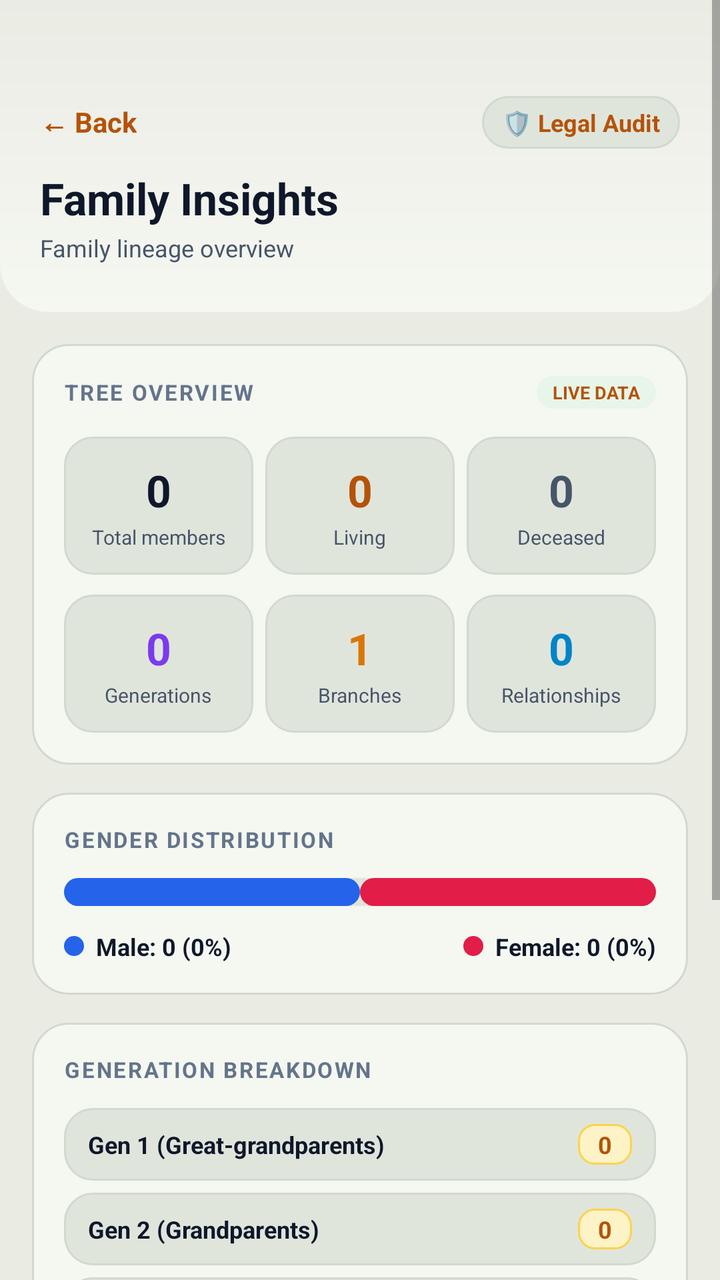
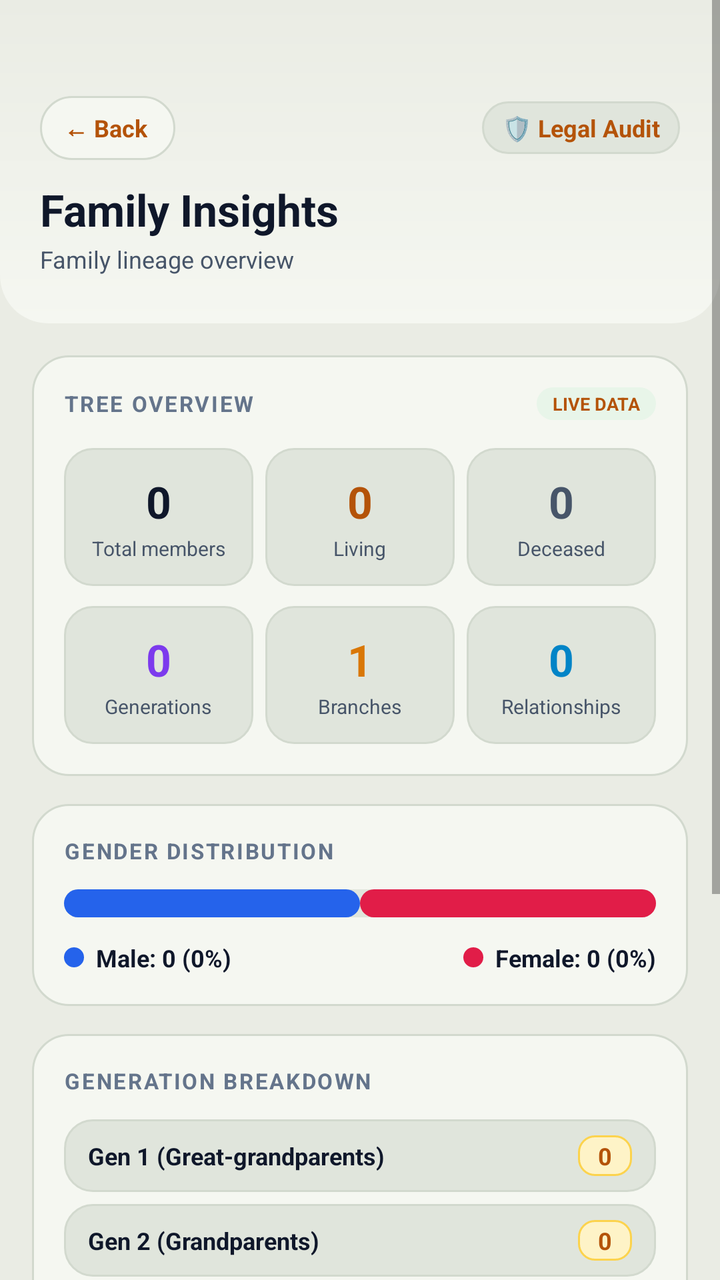

Before-and-after screenshots of an Android layout around one commit, followed by the original layout XML and the change that was made.
<!-- AndroidManifest.xml: application theme Theme.BTProject2 -->
<!-- res/layout/activity_insights.xml -->
<?xml version="1.0" encoding="utf-8"?>
<ScrollView xmlns:android="http://schemas.android.com/apk/res/android"
    android:layout_width="match_parent"
    android:layout_height="match_parent"
    android:background="@color/background">

    <LinearLayout
        android:layout_width="match_parent"
        android:layout_height="wrap_content"
        android:orientation="vertical">

        
        <LinearLayout
            android:layout_width="match_parent"
            android:layout_height="wrap_content"
            android:orientation="vertical"
            android:background="@drawable/dashboard_header_bg"
            android:paddingStart="20dp"
            android:paddingEnd="20dp"
            android:paddingTop="48dp"
            android:paddingBottom="24dp">

            <LinearLayout
                android:layout_width="match_parent"
                android:layout_height="wrap_content"
                android:orientation="horizontal"
                android:gravity="center_vertical"
                android:layout_marginBottom="10dp">

                <TextView
                    android:id="@+id/btnBack"
                    android:layout_width="wrap_content"
                    android:layout_height="wrap_content"
                    android:text="← Back"
                    android:textSize="14sp"
                    android:textStyle="bold"
                    android:textColor="@color/gold_accent"
                    android:clickable="true"
                    android:focusable="true" />

                <View
                    android:layout_width="0dp"
                    android:layout_height="1dp"
                    android:layout_weight="1" />

                <TextView
                    android:id="@+id/btnAuditTree"
                    android:layout_width="wrap_content"
                    android:layout_height="wrap_content"
                    android:text="🛡️ Legal Audit"
                    android:textSize="12sp"
                    android:textStyle="bold"
                    android:textColor="@color/mint_text"
                    android:background="@drawable/badge_pill_dark"
                    android:paddingHorizontal="10dp"
                    android:paddingVertical="5dp"
                    android:clickable="true"
                    android:focusable="true" />
            </LinearLayout>

            <TextView
                android:layout_width="wrap_content"
                android:layout_height="wrap_content"
                android:text="Family Insights"
                android:textSize="22sp"
                android:textStyle="bold"
                android:textColor="@color/text_primary"
                android:layout_marginBottom="2dp" />

            <TextView
                android:id="@+id/tvInsightSub"
                android:layout_width="wrap_content"
                android:layout_height="wrap_content"
                android:text="Family lineage overview"
                android:textSize="12sp"
                android:textColor="@color/text_secondary" />
        </LinearLayout>

        
        <LinearLayout
            android:layout_width="match_parent"
            android:layout_height="wrap_content"
            android:orientation="vertical"
            android:padding="16dp">

            
            <LinearLayout
                android:layout_width="match_parent"
                android:layout_height="wrap_content"
                android:background="@drawable/action_card_bg"
                android:padding="16dp"
                android:orientation="vertical"
                android:layout_marginBottom="14dp">

                <LinearLayout
                    android:layout_width="match_parent"
                    android:layout_height="wrap_content"
                    android:orientation="horizontal"
                    android:gravity="center_vertical"
                    android:layout_marginBottom="14dp">

                    <TextView
                        android:layout_width="0dp"
                        android:layout_height="wrap_content"
                        android:layout_weight="1"
                        android:text="TREE OVERVIEW"
                        android:textSize="11sp"
                        android:textStyle="bold"
                        android:textColor="@color/slate_subtle"
                        android:letterSpacing="0.08" />

                    <TextView
                        android:layout_width="wrap_content"
                        android:layout_height="wrap_content"
                        android:text="LIVE DATA"
                        android:textSize="9sp"
                        android:textStyle="bold"
                        android:textColor="@color/emerald_primary"
                        android:background="@drawable/bottom_nav_active_pill"
                        android:paddingStart="8dp"
                        android:paddingEnd="8dp"
                        android:paddingTop="2dp"
                        android:paddingBottom="2dp" />
                </LinearLayout>

                
                <LinearLayout
                    android:layout_width="match_parent"
                    android:layout_height="wrap_content"
                    android:orientation="horizontal"
                    android:layout_marginBottom="10dp">

                    <LinearLayout
                        android:layout_width="0dp"
                        android:layout_height="wrap_content"
                        android:layout_weight="1"
                        android:background="@drawable/note_bg"
                        android:padding="12dp"
                        android:gravity="center"
                        android:orientation="vertical"
                        android:layout_marginEnd="6dp">

                        <TextView
                            android:id="@+id/tvTotalMembers"
                            android:layout_width="wrap_content"
                            android:layout_height="wrap_content"
                            android:text="0"
                            android:textSize="22sp"
                            android:textStyle="bold"
                            android:textColor="@color/text_primary" />

                        <TextView
                            android:layout_width="wrap_content"
                            android:layout_height="wrap_content"
                            android:text="Total members"
                            android:textSize="10sp"
                            android:textColor="@color/text_secondary"
                            android:layout_marginTop="2dp" />
                    </LinearLayout>

                    <LinearLayout
                        android:layout_width="0dp"
                        android:layout_height="wrap_content"
                        android:layout_weight="1"
                        android:background="@drawable/note_bg"
                        android:padding="12dp"
                        android:gravity="center"
                        android:orientation="vertical"
                        android:layout_marginEnd="6dp">

                        <TextView
                            android:id="@+id/tvLivingMembers"
                            android:layout_width="wrap_content"
                            android:layout_height="wrap_content"
                            android:text="0"
                            android:textSize="22sp"
                            android:textStyle="bold"
                            android:textColor="@color/emerald_primary" />

                        <TextView
                            android:layout_width="wrap_content"
                            android:layout_height="wrap_content"
                            android:text="Living"
                            android:textSize="10sp"
                            android:textColor="@color/text_secondary"
                            android:layout_marginTop="2dp" />
                    </LinearLayout>

                    <LinearLayout
                        android:layout_width="0dp"
                        android:layout_height="wrap_content"
                        android:layout_weight="1"
                        android:background="@drawable/note_bg"
                        android:padding="12dp"
                        android:gravity="center"
                        android:orientation="vertical">

                        <TextView
                            android:id="@+id/tvDeceasedMembers"
                            android:layout_width="wrap_content"
                            android:layout_height="wrap_content"
                            android:text="0"
                            android:textSize="22sp"
                            android:textStyle="bold"
                            android:textColor="@color/text_secondary" />

                        <TextView
                            android:layout_width="wrap_content"
                            android:layout_height="wrap_content"
                            android:text="Deceased"
                            android:textSize="10sp"
                            android:textColor="@color/text_secondary"
                            android:layout_marginTop="2dp" />
                    </LinearLayout>
                </LinearLayout>

                
                <LinearLayout
                    android:layout_width="match_parent"
                    android:layout_height="wrap_content"
                    android:orientation="horizontal">

                    <LinearLayout
                        android:layout_width="0dp"
                        android:layout_height="wrap_content"
                        android:layout_weight="1"
                        android:background="@drawable/note_bg"
                        android:padding="12dp"
                        android:gravity="center"
                        android:orientation="vertical"
                        android:layout_marginEnd="6dp">

                        <TextView
                            android:id="@+id/tvMaxGen"
                            android:layout_width="wrap_content"
                            android:layout_height="wrap_content"
                            android:text="0"
                            android:textSize="22sp"
                            android:textStyle="bold"
                            android:textColor="@color/purple" />

                        <TextView
                            android:layout_width="wrap_content"
                            android:layout_height="wrap_content"
                            android:text="Generations"
                            android:textSize="10sp"
                            android:textColor="@color/text_secondary"
                            android:layout_marginTop="2dp" />
                    </LinearLayout>

                    <LinearLayout
                        android:layout_width="0dp"
                        android:layout_height="wrap_content"
                        android:layout_weight="1"
                        android:background="@drawable/note_bg"
                        android:padding="12dp"
                        android:gravity="center"
                        android:orientation="vertical"
                        android:layout_marginEnd="6dp">

                        <TextView
                            android:id="@+id/tvBranchesCount"
                            android:layout_width="wrap_content"
                            android:layout_height="wrap_content"
                            android:text="1"
                            android:textSize="22sp"
                            android:textStyle="bold"
                            android:textColor="@color/warning" />

                        <TextView
                            android:layout_width="wrap_content"
                            android:layout_height="wrap_content"
                            android:text="Branches"
                            android:textSize="10sp"
                            android:textColor="@color/text_secondary"
                            android:layout_marginTop="2dp" />
                    </LinearLayout>

                    <LinearLayout
                        android:layout_width="0dp"
                        android:layout_height="wrap_content"
                        android:layout_weight="1"
                        android:background="@drawable/note_bg"
                        android:padding="12dp"
                        android:gravity="center"
                        android:orientation="vertical">

                        <TextView
                            android:id="@+id/tvRelationshipsCount"
                            android:layout_width="wrap_content"
                            android:layout_height="wrap_content"
                            android:text="0"
                            android:textSize="22sp"
                            android:textStyle="bold"
                            android:textColor="@color/info" />

                        <TextView
                            android:layout_width="wrap_content"
                            android:layout_height="wrap_content"
                            android:text="Relationships"
                            android:textSize="10sp"
                            android:textColor="@color/text_secondary"
                            android:layout_marginTop="2dp" />
                    </LinearLayout>
                </LinearLayout>

                
                <TextView android:id="@+id/tvWithParents" android:layout_width="0dp" android:layout_height="0dp" android:visibility="gone" />
                <TextView android:id="@+id/tvCommonSurname" android:layout_width="0dp" android:layout_height="0dp" android:visibility="gone" />
            </LinearLayout>

            
            <LinearLayout
                android:layout_width="match_parent"
                android:layout_height="wrap_content"
                android:background="@drawable/action_card_bg"
                android:padding="16dp"
                android:orientation="vertical"
                android:layout_marginBottom="14dp">

                <TextView
                    android:layout_width="wrap_content"
                    android:layout_height="wrap_content"
                    android:text="GENDER DISTRIBUTION"
                    android:textSize="11sp"
                    android:textStyle="bold"
                    android:textColor="@color/slate_subtle"
                    android:letterSpacing="0.08"
                    android:layout_marginBottom="12dp" />

                
                <LinearLayout
                    android:layout_width="match_parent"
                    android:layout_height="14dp"
                    android:orientation="horizontal"
                    android:background="@drawable/progress_bar_bg"
                    android:layout_marginBottom="12dp">

                    <View
                        android:id="@+id/barMale"
                        android:layout_width="0dp"
                        android:layout_height="match_parent"
                        android:layout_weight="50"
                        android:background="@drawable/progress_bar_sky" />

                    <View
                        android:id="@+id/barFemale"
                        android:layout_width="0dp"
                        android:layout_height="match_parent"
                        android:layout_weight="50"
                        android:background="@drawable/progress_bar_rose" />
                </LinearLayout>

                
                <LinearLayout
                    android:layout_width="match_parent"
                    android:layout_height="wrap_content"
                    android:orientation="horizontal"
                    android:gravity="center_vertical">

                    <LinearLayout
                        android:layout_width="0dp"
                        android:layout_height="wrap_content"
                        android:layout_weight="1"
                        android:orientation="horizontal"
                        android:gravity="center_vertical">
                        <TextView
                            android:layout_width="10dp"
                            android:layout_height="10dp"
                            android:background="@drawable/progress_bar_sky"
                            android:layout_marginEnd="6dp" />
                        <TextView
                            android:id="@+id/tvMaleLegend"
                            android:layout_width="wrap_content"
                            android:layout_height="wrap_content"
                            android:text="Male: 0 (0%)"
                            android:textSize="12sp"
                            android:textStyle="bold"
                            android:textColor="@color/text_primary" />
                    </LinearLayout>

                    <LinearLayout
                        android:layout_width="wrap_content"
                        android:layout_height="wrap_content"
                        android:orientation="horizontal"
                        android:gravity="center_vertical">
                        <TextView
                            android:layout_width="10dp"
                            android:layout_height="10dp"
                            android:background="@drawable/progress_bar_rose"
                            android:layout_marginEnd="6dp" />
                        <TextView
                            android:id="@+id/tvFemaleLegend"
                            android:layout_width="wrap_content"
                            android:layout_height="wrap_content"
                            android:text="Female: 0 (0%)"
                            android:textSize="12sp"
                            android:textStyle="bold"
                            android:textColor="@color/text_primary" />
                    </LinearLayout>
                </LinearLayout>

                
                <TextView android:id="@+id/tvMaleCount" android:layout_width="0dp" android:layout_height="0dp" android:visibility="gone" />
                <TextView android:id="@+id/tvFemaleCount" android:layout_width="0dp" android:layout_height="0dp" android:visibility="gone" />
            </LinearLayout>

            
            <LinearLayout
                android:layout_width="match_parent"
                android:layout_height="wrap_content"
                android:background="@drawable/action_card_bg"
                android:padding="16dp"
                android:orientation="vertical"
                android:layout_marginBottom="14dp">

                <TextView
                    android:layout_width="wrap_content"
                    android:layout_height="wrap_content"
                    android:text="GENERATION BREAKDOWN"
                    android:textSize="11sp"
                    android:textStyle="bold"
                    android:textColor="@color/slate_subtle"
                    android:letterSpacing="0.08"
                    android:layout_marginBottom="12dp" />

                
                <LinearLayout
                    android:layout_width="match_parent"
                    android:layout_height="wrap_content"
                    android:orientation="horizontal"
                    android:gravity="center_vertical"
                    android:paddingTop="8dp"
                    android:paddingBottom="8dp"
                    android:background="@drawable/note_bg"
                    android:paddingStart="12dp"
                    android:paddingEnd="12dp"
                    android:layout_marginBottom="6dp">

                    <TextView
                        android:layout_width="0dp"
                        android:layout_height="wrap_content"
                        android:layout_weight="1"
                        android:text="Gen 1 (Great-grandparents)"
                        android:textSize="12sp"
                        android:textStyle="bold"
                        android:textColor="@color/text_primary" />

                    <TextView
                        android:id="@+id/tvGen1Count"
                        android:layout_width="wrap_content"
                        android:layout_height="wrap_content"
                        android:text="0"
                        android:textSize="12sp"
                        android:textStyle="bold"
                        android:textColor="@color/mint_text"
                        android:background="@drawable/badge_generation_pill"
                        android:paddingStart="10dp"
                        android:paddingEnd="10dp"
                        android:paddingTop="2dp"
                        android:paddingBottom="2dp" />
                </LinearLayout>

                
                <LinearLayout
                    android:layout_width="match_parent"
                    android:layout_height="wrap_content"
                    android:orientation="horizontal"
                    android:gravity="center_vertical"
                    android:paddingTop="8dp"
                    android:paddingBottom="8dp"
                    android:background="@drawable/note_bg"
                    android:paddingStart="12dp"
                    android:paddingEnd="12dp"
                    android:layout_marginBottom="6dp">

                    <TextView
                        android:layout_width="0dp"
                        android:layout_height="wrap_content"
                        android:layout_weight="1"
                        android:text="Gen 2 (Grandparents)"
                        android:textSize="12sp"
                        android:textStyle="bold"
                        android:textColor="@color/text_primary" />

                    <TextView
                        android:id="@+id/tvGen2Count"
                        android:layout_width="wrap_content"
                        android:layout_height="wrap_content"
                        android:text="0"
                        android:textSize="12sp"
                        android:textStyle="bold"
                        android:textColor="@color/mint_text"
                        android:background="@drawable/badge_generation_pill"
                        android:paddingStart="10dp"
                        android:paddingEnd="10dp"
                        android:paddingTop="2dp"
                        android:paddingBottom="2dp" />
                </LinearLayout>

                
                <LinearLayout
                    android:layout_width="match_parent"
                    android:layout_height="wrap_content"
                    android:orientation="horizontal"
                    android:gravity="center_vertical"
                    android:paddingTop="8dp"
                    android:paddingBottom="8dp"
                    android:background="@drawable/note_bg"
                    android:paddingStart="12dp"
                    android:paddingEnd="12dp"
                    android:layout_marginBottom="6dp">

                    <TextView
                        android:layout_width="0dp"
                        android:layout_height="wrap_content"
                        android:layout_weight="1"
                        android:text="Gen 3 (Parents)"
                        android:textSize="12sp"
                        android:textStyle="bold"
                        android:textColor="@color/text_primary" />

                    <TextView
                        android:id="@+id/tvGen3Count"
                        android:layout_width="wrap_content"
                        android:layout_height="wrap_content"
                        android:text="0"
                        android:textSize="12sp"
                        android:textStyle="bold"
                        android:textColor="@color/mint_text"
                        android:background="@drawable/badge_generation_pill"
                        android:paddingStart="10dp"
                        android:paddingEnd="10dp"
                        android:paddingTop="2dp"
                        android:paddingBottom="2dp" />
                </LinearLayout>

                
                <LinearLayout
                    android:layout_width="match_parent"
                    android:layout_height="wrap_content"
                    android:orientation="horizontal"
                    android:gravity="center_vertical"
                    android:paddingTop="8dp"
                    android:paddingBottom="8dp"
                    android:background="@drawable/note_bg"
                    android:paddingStart="12dp"
                    android:paddingEnd="12dp">

                    <TextView
                        android:layout_width="0dp"
                        android:layout_height="wrap_content"
                        android:layout_weight="1"
                        android:text="Gen 4 (Current generation)"
                        android:textSize="12sp"
                        android:textStyle="bold"
                        android:textColor="@color/text_primary" />

                    <TextView
                        android:id="@+id/tvGen4Count"
                        android:layout_width="wrap_content"
                        android:layout_height="wrap_content"
                        android:text="0"
                        android:textSize="12sp"
                        android:textStyle="bold"
                        android:textColor="@color/mint_text"
                        android:background="@drawable/badge_generation_pill"
                        android:paddingStart="10dp"
                        android:paddingEnd="10dp"
                        android:paddingTop="2dp"
                        android:paddingBottom="2dp" />
                </LinearLayout>
            </LinearLayout>

            
            <LinearLayout
                android:layout_width="match_parent"
                android:layout_height="wrap_content"
                android:background="@drawable/health_gauge_bg"
                android:padding="16dp"
                android:orientation="vertical"
                android:layout_marginBottom="16dp">

                <LinearLayout
                    android:layout_width="match_parent"
                    android:layout_height="wrap_content"
                    android:orientation="horizontal"
                    android:gravity="center_vertical"
                    android:layout_marginBottom="12dp">

                    <LinearLayout
                        android:layout_width="0dp"
                        android:layout_height="wrap_content"
                        android:layout_weight="1"
                        android:orientation="vertical">

                        <TextView
                            android:layout_width="wrap_content"
                            android:layout_height="wrap_content"
                            android:text="DATA QUALITY SCORE"
                            android:textSize="10sp"
                            android:textStyle="bold"
                            android:textColor="@color/slate_subtle"
                            android:letterSpacing="0.08" />

                        <TextView
                            android:id="@+id/tvHealthScore"
                            android:layout_width="wrap_content"
                            android:layout_height="wrap_content"
                            android:text="--%"
                            android:textSize="24sp"
                            android:textStyle="bold"
                            android:textColor="@color/text_primary" />

                        <TextView
                            android:id="@+id/tvHealthLabel"
                            android:layout_width="wrap_content"
                            android:layout_height="wrap_content"
                            android:text="Evaluating..."
                            android:textSize="12sp"
                            android:textStyle="bold"
                            android:textColor="@color/mint_text" />
                    </LinearLayout>

                    <TextView
                        android:layout_width="48dp"
                        android:layout_height="48dp"
                        android:gravity="center"
                        android:text="🩺"
                        android:textSize="22sp"
                        android:background="@drawable/icon_bg_green" />
                </LinearLayout>

                
                <LinearLayout
                    android:id="@+id/layoutHealthDeductions"
                    android:layout_width="match_parent"
                    android:layout_height="wrap_content"
                    android:orientation="vertical"
                    android:layout_marginBottom="10dp" />

                
                <TextView
                    android:id="@+id/tvTip"
                    android:layout_width="match_parent"
                    android:layout_height="wrap_content"
                    android:text="Add parent links to improve bloodline tracing accuracy."
                    android:textSize="11sp"
                    android:textColor="@color/text_secondary"
                    android:lineSpacingMultiplier="1.3" />
            </LinearLayout>

        </LinearLayout>
    </LinearLayout>
</ScrollView>
<!-- resources referenced by this layout -->
<resources>
  <color name="background">#EAECE4</color>
  <color name="emerald_primary">#B45309</color>
  <color name="gold_accent">#B45309</color>
  <color name="info">#0284C7</color>
  <color name="mint_text">#B45309</color>
  <color name="purple">#7C3AED</color>
  <color name="slate_subtle">#64748B</color>
  <color name="text_primary">#0F172A</color>
  <color name="text_secondary">#475569</color>
  <color name="warning">#D97706</color>
  <!-- drawable action_card_bg (drawable) -->
  <?xml version="1.0" encoding="utf-8"?>
  <shape xmlns:android="http://schemas.android.com/apk/res/android"
      android:shape="rectangle">
      <solid android:color="@color/card_bg" />
      <corners android:radius="18dp" />
      <stroke
          android:width="1dp"
          android:color="@color/card_border" />
  </shape>
  <!-- drawable bottom_nav_active_pill (drawable) -->
  <?xml version="1.0" encoding="utf-8"?>
  <shape xmlns:android="http://schemas.android.com/apk/res/android"
      android:shape="rectangle">
      <solid android:color="#E8F5E9" />
      <corners android:radius="14dp" />
  </shape>
  <!-- drawable icon_bg_green (drawable) -->
  <?xml version="1.0" encoding="utf-8"?>
  <shape xmlns:android="http://schemas.android.com/apk/res/android"
      android:shape="oval">
      <solid android:color="@color/forest_card" />
      <stroke android:width="1.5dp" android:color="@color/forest_card_border" />
  </shape>
  <!-- drawable note_bg (drawable) -->
  <?xml version="1.0" encoding="utf-8"?>
  <shape xmlns:android="http://schemas.android.com/apk/res/android"
      android:shape="rectangle">
      <solid android:color="@color/forest_card_light" />
      <corners android:radius="14dp" />
      <stroke android:width="1dp" android:color="@color/forest_card_border" />
  </shape>
  <!-- drawable progress_bar_bg (drawable) -->
  <?xml version="1.0" encoding="utf-8"?>
  <shape xmlns:android="http://schemas.android.com/apk/res/android"
      android:shape="rectangle">
      <solid android:color="@color/forest_card_light" />
      <corners android:radius="99dp" />
  </shape>
  <!-- drawable progress_bar_rose (drawable) -->
  <?xml version="1.0" encoding="utf-8"?>
  <shape xmlns:android="http://schemas.android.com/apk/res/android"
      android:shape="rectangle">
      <solid android:color="@color/rose_pink" />
      <corners android:radius="8dp" />
  </shape>
  <!-- drawable progress_bar_sky (drawable) -->
  <?xml version="1.0" encoding="utf-8"?>
  <shape xmlns:android="http://schemas.android.com/apk/res/android"
      android:shape="rectangle">
      <solid android:color="@color/sky_blue" />
      <corners android:radius="8dp" />
  </shape>
  <color name="card_bg">#F5F7F1</color>
  <color name="card_border">#D2D9CE</color>
  <color name="mint_pill_bg">#FEF3C7</color>
  <color name="mint_badge_border">#FCD34D</color>
  <color name="forest_card_light">#E0E5DC</color>
  <color name="forest_card_border">#D2D9CE</color>
  <color name="forest_bg">#EAECE4</color>
  <color name="forest_card">#F5F7F1</color>
  <color name="health_card_bg">#F0FDF4</color>
  <color name="health_card_border">#BBF7D0</color>
  <color name="rose_pink">#E11D48</color>
  <color name="sky_blue">#2563EB</color>
  <color name="gold_accent_dark">#78350F</color>
  <!-- unchanged entries left out for length: 5 -->
</resources>

<!-- the commit's change to res/layout/activity_insights.xml (unified diff, before → after) -->
@@ -30,11 +30,15 @@
                 <TextView
                     android:id="@+id/btnBack"
                     android:layout_width="wrap_content"
-                    android:layout_height="wrap_content"
+                    android:layout_height="32dp"
+                    android:background="@drawable/bg_nav_back_pill"
+                    android:gravity="center_vertical"
+                    android:paddingStart="12dp"
+                    android:paddingEnd="14dp"
                     android:text="← Back"
-                    android:textSize="14sp"
+                    android:textSize="12sp"
                     android:textStyle="bold"
-                    android:textColor="@color/gold_accent"
+                    android:textColor="@color/primary"
                     android:clickable="true"
                     android:focusable="true" />
 
<!-- resource entries referenced after the edit -->
@@ -5,6 +5,7 @@
   <color name="gold_accent">#B45309</color>
   <color name="info">#0284C7</color>
   <color name="mint_text">#B45309</color>
+  <color name="primary">#B45309</color>
   <color name="purple">#7C3AED</color>
   <color name="slate_subtle">#64748B</color>
   <color name="text_primary">#0F172A</color>
@@ -20,6 +21,20 @@
           android:width="1dp"
           android:color="@color/card_border" />
   </shape>
+  <!-- drawable bg_nav_back_pill (drawable) -->
+  <?xml version="1.0" encoding="utf-8"?>
+  <ripple xmlns:android="http://schemas.android.com/apk/res/android"
+      android:color="@color/gold_accent">
+      <item>
+          <shape android:shape="rectangle">
+              <solid android:color="@color/card_bg" />
+              <corners android:radius="20dp" />
+              <stroke
+                  android:width="1dp"
+                  android:color="@color/card_border" />
+          </shape>
+      </item>
+  </ripple>
   <!-- drawable bottom_nav_active_pill (drawable) -->
   <?xml version="1.0" encoding="utf-8"?>
   <shape xmlns:android="http://schemas.android.com/apk/res/android"
